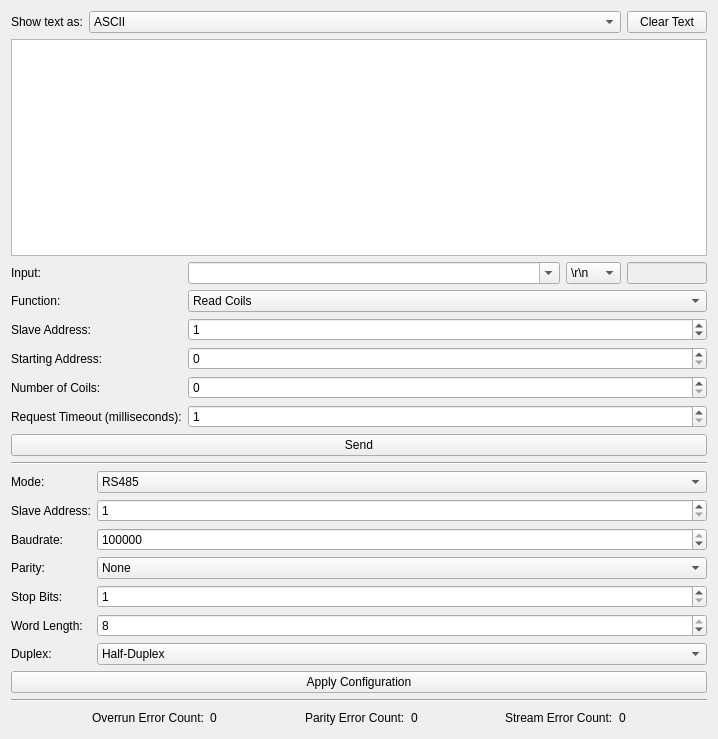
Old version of the form src/brickv/plugin_system/plugins/rs485/ui/rs485.ui in the repository Tinkerforge/brickv.
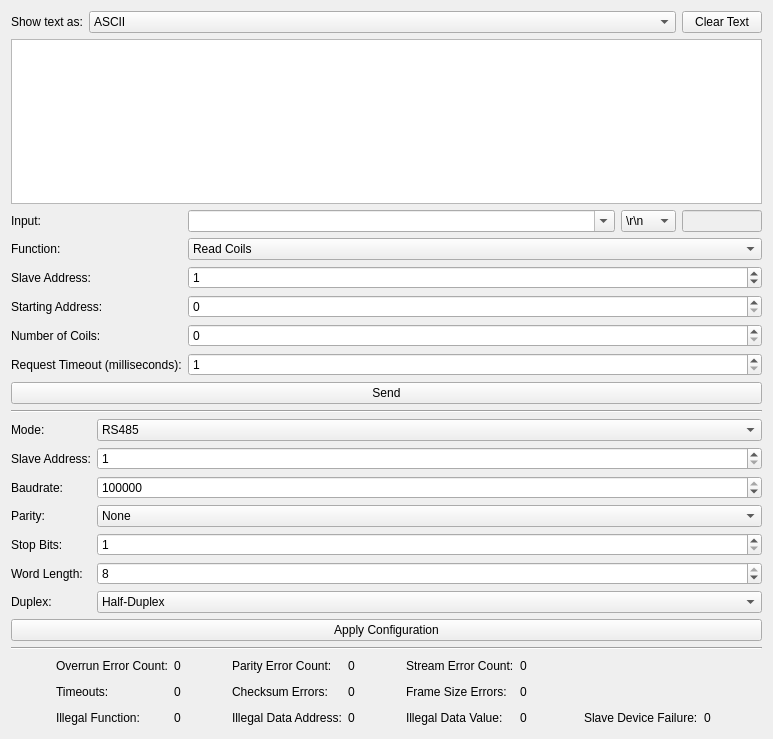
New version of the form.

Commit message: bricklet-rs485: Add Modbus error count, don't configure the Bricklet on each Modbus master request, some GUI fix

```diff
--- a/src/brickv/plugin_system/plugins/rs485/ui/rs485.ui
+++ b/src/brickv/plugin_system/plugins/rs485/ui/rs485.ui
@@ -6,7 +6,7 @@
    <rect>
     <x>0</x>
     <y>0</y>
-    <width>718</width>
+    <width>773</width>
     <height>739</height>
    </rect>
   </property>
@@ -500,13 +500,228 @@
    </item>
    <item>
     <widget class="QWidget" name="widget_errors" native="true">
-     <layout class="QVBoxLayout" name="verticalLayout_2">
+     <layout class="QGridLayout" name="gridLayout_5">
       <property name="margin">
        <number>0</number>
       </property>
-      <item>
-       <layout class="QHBoxLayout" name="horizontalLayout_3">
-        <item>
+      <item row="0" column="0">
+       <layout class="QGridLayout" name="gridLayout_4">
+        <item row="1" column="4">
+         <widget class="QLabel" name="label_error_modbus_checksum_name">
+          <property name="text">
+           <string>Checksum Errors:</string>
+          </property>
+         </widget>
+        </item>
+        <item row="1" column="1">
+         <widget class="QLabel" name="label_error_modbus_timeout_name">
+          <property name="text">
+           <string>Timeouts:</string>
+          </property>
+         </widget>
+        </item>
+        <item row="2" column="9">
+         <spacer name="horizontalSpacer_8">
+          <property name="orientation">
+           <enum>Qt::Horizontal</enum>
+          </property>
+          <property name="sizeHint" stdset="0">
+           <size>
+            <width>40</width>
+            <height>20</height>
+           </size>
+          </property>
+         </spacer>
+        </item>
+        <item row="1" column="3">
+         <spacer name="horizontalSpacer_9">
+          <property name="orientation">
+           <enum>Qt::Horizontal</enum>
+          </property>
+          <property name="sizeHint" stdset="0">
+           <size>
+            <width>40</width>
+            <height>20</height>
+           </size>
+          </property>
+         </spacer>
+        </item>
+        <item row="1" column="7">
+         <widget class="QLabel" name="label_error_modbus_frame_size_name">
+          <property name="text">
+           <string>Frame Size Errors:</string>
+          </property>
+         </widget>
+        </item>
+        <item row="1" column="9" colspan="4">
+         <spacer name="horizontalSpacer_5">
+          <property name="orientation">
+           <enum>Qt::Horizontal</enum>
+          </property>
+          <property name="sizeHint" stdset="0">
+           <size>
+            <width>40</width>
+            <height>20</height>
+           </size>
+          </property>
+         </spacer>
+        </item>
+        <item row="2" column="11">
+         <widget class="QLabel" name="label_error_modbus_slave_device_failure">
+          <property name="text">
+           <string>0</string>
+          </property>
+         </widget>
+        </item>
+        <item row="2" column="6">
+         <spacer name="horizontalSpacer_12">
+          <property name="orientation">
+           <enum>Qt::Horizontal</enum>
+          </property>
+          <property name="sizeHint" stdset="0">
+           <size>
+            <width>40</width>
+            <height>20</height>
+           </size>
+          </property>
+         </spacer>
+        </item>
+        <item row="1" column="8">
+         <widget class="QLabel" name="label_error_modbus_frame_size">
+          <property name="text">
+           <string>0</string>
+          </property>
+         </widget>
+        </item>
+        <item row="1" column="5">
+         <widget class="QLabel" name="label_error_modbus_checksum">
+          <property name="text">
+           <string>0</string>
+          </property>
+         </widget>
+        </item>
+        <item row="1" column="6">
+         <spacer name="horizontalSpacer_10">
+          <property name="orientation">
+           <enum>Qt::Horizontal</enum>
+          </property>
+          <property name="sizeHint" stdset="0">
+           <size>
+            <width>40</width>
+            <height>20</height>
+           </size>
+          </property>
+         </spacer>
+        </item>
+        <item row="2" column="10">
+         <widget class="QLabel" name="label_error_modbus_slave_device_failure_name">
+          <property name="text">
+           <string>Slave Device Failure:</string>
+          </property>
+         </widget>
+        </item>
+        <item row="2" column="1">
+         <widget class="QLabel" name="label_error_modbus_illegal_function_name">
+          <property name="text">
+           <string>Illegal Function:</string>
+          </property>
+         </widget>
+        </item>
+        <item row="1" column="2">
+         <widget class="QLabel" name="label_error_modbus_timeout">
+          <property name="text">
+           <string>0</string>
+          </property>
+         </widget>
+        </item>
+        <item row="2" column="3">
+         <spacer name="horizontalSpacer_13">
+          <property name="orientation">
+           <enum>Qt::Horizontal</enum>
+          </property>
+          <property name="sizeHint" stdset="0">
+           <size>
+            <width>40</width>
+            <height>20</height>
+           </size>
+          </property>
+         </spacer>
+        </item>
+        <item row="1" column="0">
+         <spacer name="horizontalSpacer_6">
+          <property name="orientation">
+           <enum>Qt::Horizontal</enum>
+          </property>
+          <property name="sizeHint" stdset="0">
+           <size>
+            <width>40</width>
+            <height>20</height>
+           </size>
+          </property>
+         </spacer>
+        </item>
+        <item row="2" column="12">
+         <spacer name="horizontalSpacer_11">
+          <property name="orientation">
+           <enum>Qt::Horizontal</enum>
+          </property>
+          <property name="sizeHint" stdset="0">
+           <size>
+            <width>40</width>
+            <height>20</height>
+           </size>
+          </property>
+         </spacer>
+        </item>
+        <item row="2" column="4">
+         <widget class="QLabel" name="label_error_modbus_illegal_data_address_name">
+          <property name="text">
+           <string>Illegal Data Address:</string>
+          </property>
+         </widget>
+        </item>
+        <item row="2" column="2">
+         <widget class="QLabel" name="label_error_modbus_illegal_function">
+          <property name="text">
+           <string>0</string>
+          </property>
+         </widget>
+        </item>
+        <item row="2" column="8">
+         <widget class="QLabel" name="label_error_modbus_illegal_data_value">
+          <property name="text">
+           <string>0</string>
+          </property>
+         </widget>
+        </item>
+        <item row="2" column="5">
+         <widget class="QLabel" name="label_error_modbus_illegal_data_address">
+          <property name="text">
+           <string>0</string>
+          </property>
+         </widget>
+        </item>
+        <item row="2" column="7">
+         <widget class="QLabel" name="label_error_modbus_illegal_data_value_name">
+          <property name="text">
+           <string>Illegal Data Value:</string>
+          </property>
+         </widget>
+        </item>
+        <item row="2" column="0">
+         <spacer name="horizontalSpacer_7">
+          <property name="orientation">
+           <enum>Qt::Horizontal</enum>
+          </property>
+          <property name="sizeHint" stdset="0">
+           <size>
+            <width>40</width>
+            <height>20</height>
+           </size>
+          </property>
+         </spacer>
+        </item>
+        <item row="0" column="0">
          <spacer name="horizontalSpacer">
           <property name="orientation">
            <enum>Qt::Horizontal</enum>
@@ -519,21 +734,21 @@
           </property>
          </spacer>
         </item>
-        <item>
-         <widget class="QLabel" name="label_9">
+        <item row="0" column="1">
+         <widget class="QLabel" name="label_error_overrun_name">
           <property name="text">
            <string>Overrun Error Count:</string>
           </property>
          </widget>
         </item>
-        <item>
+        <item row="0" column="2">
          <widget class="QLabel" name="label_error_overrun">
           <property name="text">
            <string>0</string>
           </property>
          </widget>
         </item>
-        <item>
+        <item row="0" column="3">
          <spacer name="horizontalSpacer_2">
           <property name="orientation">
            <enum>Qt::Horizontal</enum>
@@ -546,21 +761,21 @@
           </property>
          </spacer>
         </item>
-        <item>
-         <widget class="QLabel" name="label_11">
+        <item row="0" column="4">
+         <widget class="QLabel" name="label_error_parity_name">
           <property name="text">
            <string>Parity Error Count:</string>
           </property>
          </widget>
         </item>
-        <item>
+        <item row="0" column="5">
          <widget class="QLabel" name="label_error_parity">
           <property name="text">
            <string>0</string>
           </property>
          </widget>
         </item>
-        <item>
+        <item row="0" column="6">
          <spacer name="horizontalSpacer_3">
           <property name="orientation">
            <enum>Qt::Horizontal</enum>
@@ -573,21 +788,21 @@
           </property>
          </spacer>
         </item>
-        <item>
-         <widget class="QLabel" name="label_5">
+        <item row="0" column="7">
+         <widget class="QLabel" name="label_error_stream_name">
           <property name="text">
            <string>Stream Error Count:</string>
           </property>
          </widget>
         </item>
-        <item>
+        <item row="0" column="8">
          <widget class="QLabel" name="label_error_stream">
           <property name="text">
            <string>0</string>
           </property>
          </widget>
         </item>
-        <item>
+        <item row="0" column="9" colspan="4">
          <spacer name="horizontalSpacer_4">
           <property name="orientation">
            <enum>Qt::Horizontal</enum>
```
The commit also changes 1 other file.
